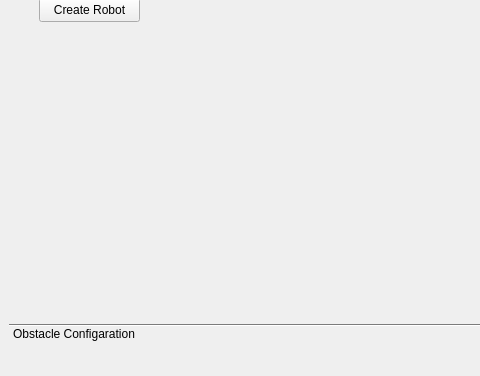
First picture: the form in mainwindow.ui, repository denis-fekete/icp_project, before the edit; both pictures show x 0 to 480 and y 247 to 623 of the 1243 by 623 pixel window.
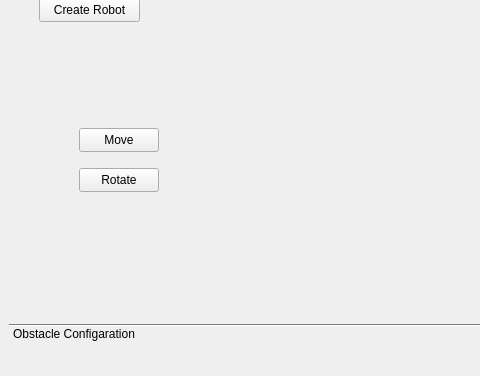
Second picture: the form after the edit.

```diff
--- a/mainwindow.ui
+++ b/mainwindow.ui
@@ -257,6 +257,32 @@
          <string>Default rotation</string>
         </property>
        </widget>
+       <widget class="QPushButton" name="btnTest">
+        <property name="geometry">
+         <rect>
+          <x>70</x>
+          <y>310</y>
+          <width>80</width>
+          <height>24</height>
+         </rect>
+        </property>
+        <property name="text">
+         <string>Move</string>
+        </property>
+       </widget>
+       <widget class="QPushButton" name="btnTest_2">
+        <property name="geometry">
+         <rect>
+          <x>70</x>
+          <y>350</y>
+          <width>80</width>
+          <height>24</height>
+         </rect>
+        </property>
+        <property name="text">
+         <string>Rotate</string>
+        </property>
+       </widget>
       </widget>
       <widget class="QWidget" name="_3ObstacleConfigaration">
        <attribute name="label">
```
